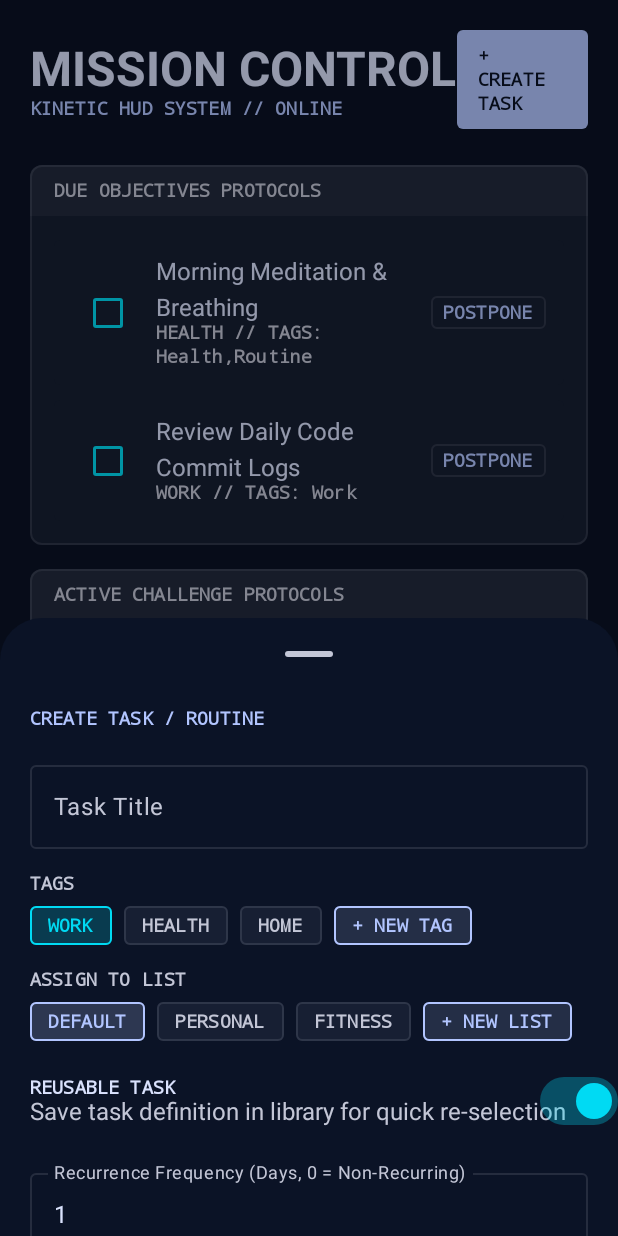
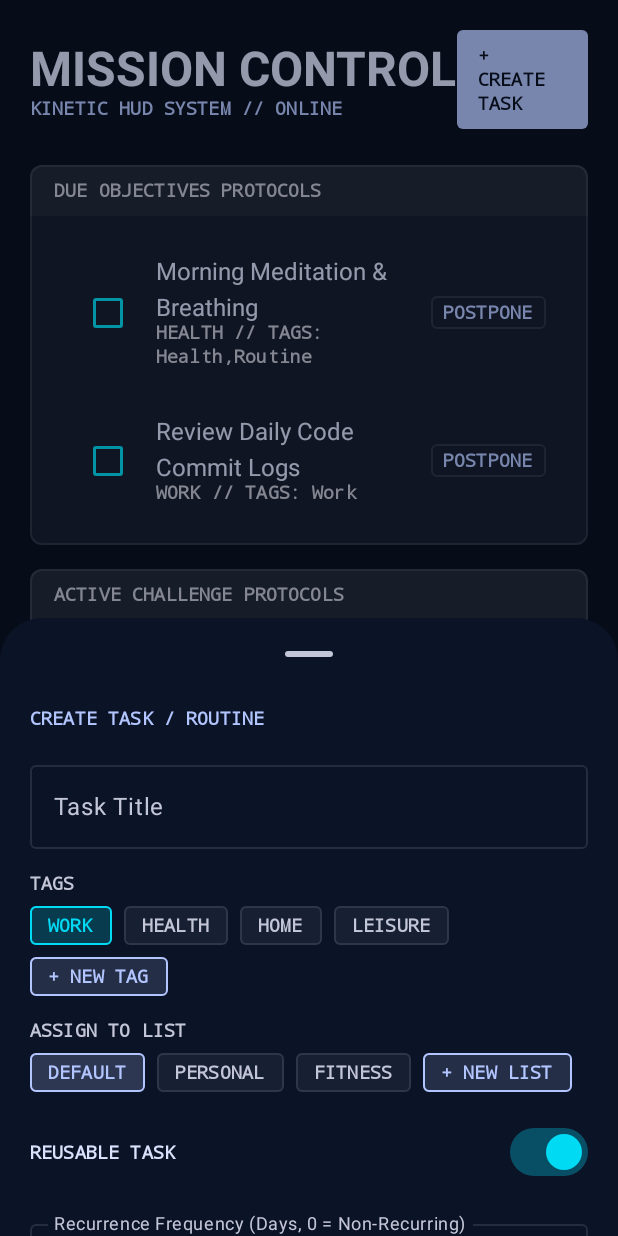
Before and after one commit to Razsk/android-actions, an Android app built with Jetpack Compose: the screen it shows after launch (MainActivity), after a tap on "+ CREATE TASK", on a phone screen of 412 x 824 dp. Run offline under Robolectric (Android 15) with nearby library versions, the phone set to English and light mode, and no system bars; our stand-ins replace Navigation 3, Room's generated code.

Commit message:
style: remove subtext explanation under REUSABLE TASK switch in TaskCreationBottomSheet

```diff
--- a/app/src/main/java/com/example/androidactions/ui/taskcreate/TaskCreationBottomSheet.kt
+++ b/app/src/main/java/com/example/androidactions/ui/taskcreate/TaskCreationBottomSheet.kt
@@ -49,7 +49,7 @@ fun TaskCreationBottomSheet(
     sheetState: SheetState = rememberModalBottomSheetState()
 ) {
     var title by remember { mutableStateOf("") }
-    var tagsList by remember { mutableStateOf(listOf("Work", "Health", "Home")) }
+    var tagsList by remember { mutableStateOf(listOf("Work", "Health", "Home", "Leisure")) }
     var selectedTags by remember { mutableStateOf(setOf("Work")) }
     var newTagInput by remember { mutableStateOf("") }
     var isAddingTag by remember { mutableStateOf(false) }
@@ -263,24 +263,17 @@ fun TaskCreationBottomSheet(
 
             Spacer(modifier = Modifier.height(16.dp))
 
-            // Reusable Task Toggle Switch
+            // Clean Reusable Task Toggle Switch (No subtext explanation)
             Row(
                 modifier = Modifier.fillMaxWidth(),
                 horizontalArrangement = Arrangement.SpaceBetween,
                 verticalAlignment = Alignment.CenterVertically
             ) {
-                Column {
-                    Text(
-                        text = "REUSABLE TASK",
-                        style = MaterialTheme.typography.labelSmall,
-                        color = MaterialTheme.colorScheme.onSurface
-                    )
-                    Text(
-                        text = "Save task definition in library for quick re-selection",
-                        style = MaterialTheme.typography.bodyMedium,
-                        color = MaterialTheme.colorScheme.onSurfaceVariant
-                    )
-                }
+                Text(
+                    text = "REUSABLE TASK",
+                    style = MaterialTheme.typography.labelSmall,
+                    color = MaterialTheme.colorScheme.onSurface
+                )
                 Switch(
                     checked = isReusable,
                     onCheckedChange = { isReusable = it },
```
